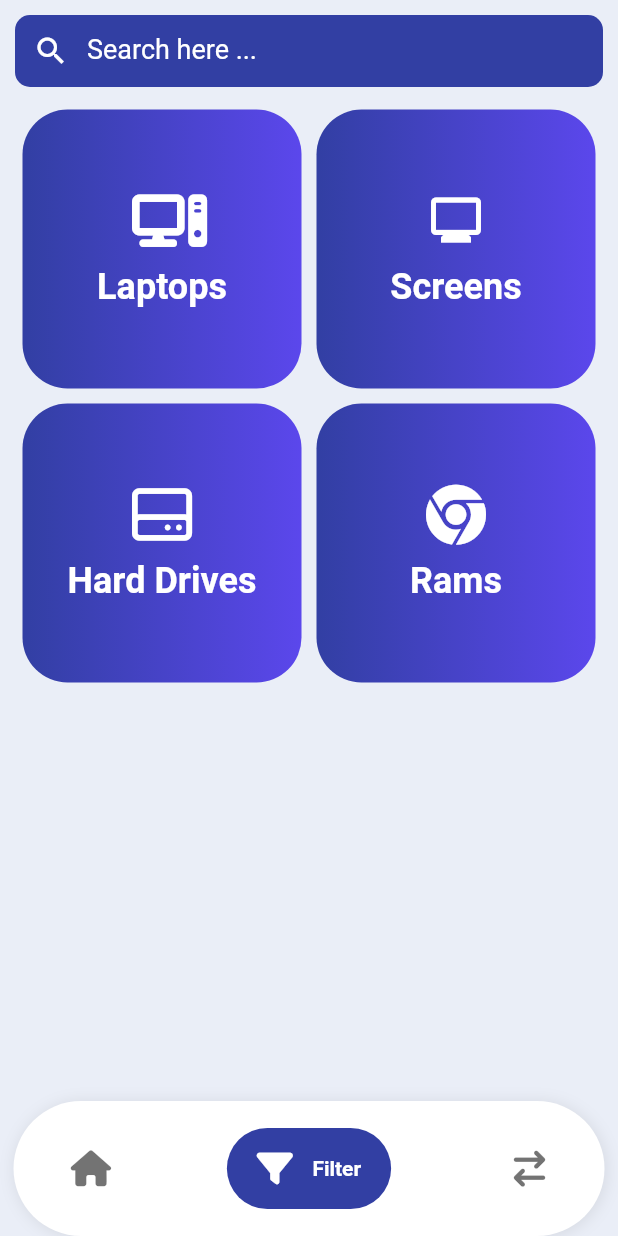
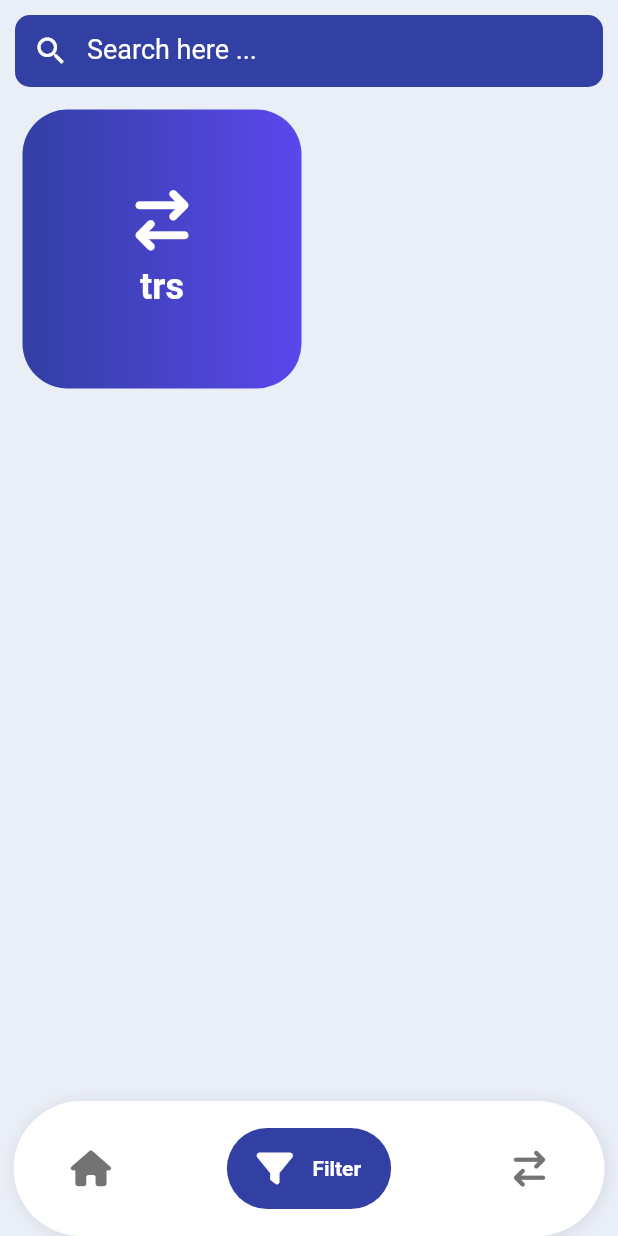
Before and after one commit to Ala-Alsanea/E_market, a Flutter app: the screen it shows after launch, item 2 of the bottom bar chosen, on a phone screen of 412 x 824 dp. Run offline on Flutter 3.47's test engine with Material 2 defaults, Android fonts, the phone set to English and light mode, and no system bars; drawn by our look-alikes of google_nav_bar; our stand-ins replace font_awesome_flutter; missing offline and left inert: dart:ffi; network calls fail.

Commit message:
modified:   lib/pages/search_page.dart

```diff
--- a/lib/pages/search_page.dart
+++ b/lib/pages/search_page.dart
@@ -10,10 +10,7 @@ import '../Config/components/text_input.dart';
 
 class SearchPage extends StatefulWidget {
   List category = [
-    {'text': 'Laptops', 'icon': FontAwesomeIcons.computer},
-    {'text': 'Screens', 'icon': Icons.monitor},
-    {'text': 'Hard Drives', 'icon': FontAwesomeIcons.hardDrive},
-    {'text': 'Rams', 'icon': FontAwesomeIcons.chrome},
+    {'text': 'trs', 'icon': FontAwesomeIcons.arrowRightArrowLeft},
   ];
 
   SearchPage({
@@ -40,9 +37,7 @@ class _SearchPageState extends State<SearchPage> {
             itemBuilder: (context, index) => ItemCategory(
               text: widget.category[index]['text'],
               icon: widget.category[index]['icon'],
-              onTap: () {
-                print(index);
-              },
+              onTap: () {},
             ),
           ),
         )
```
